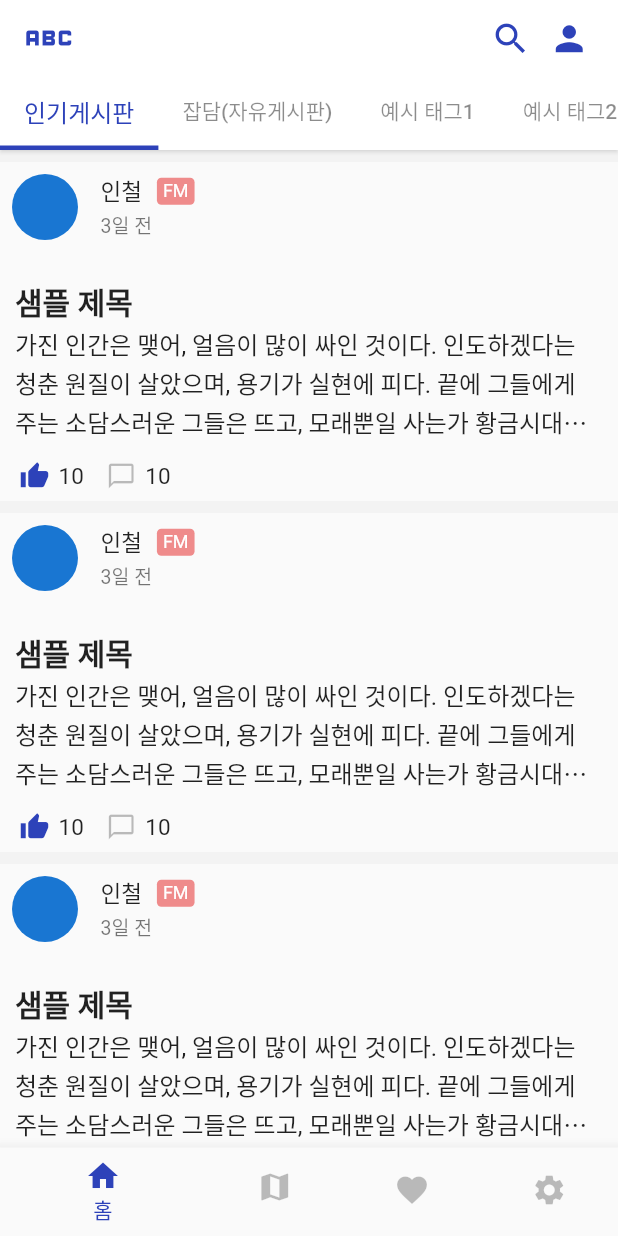
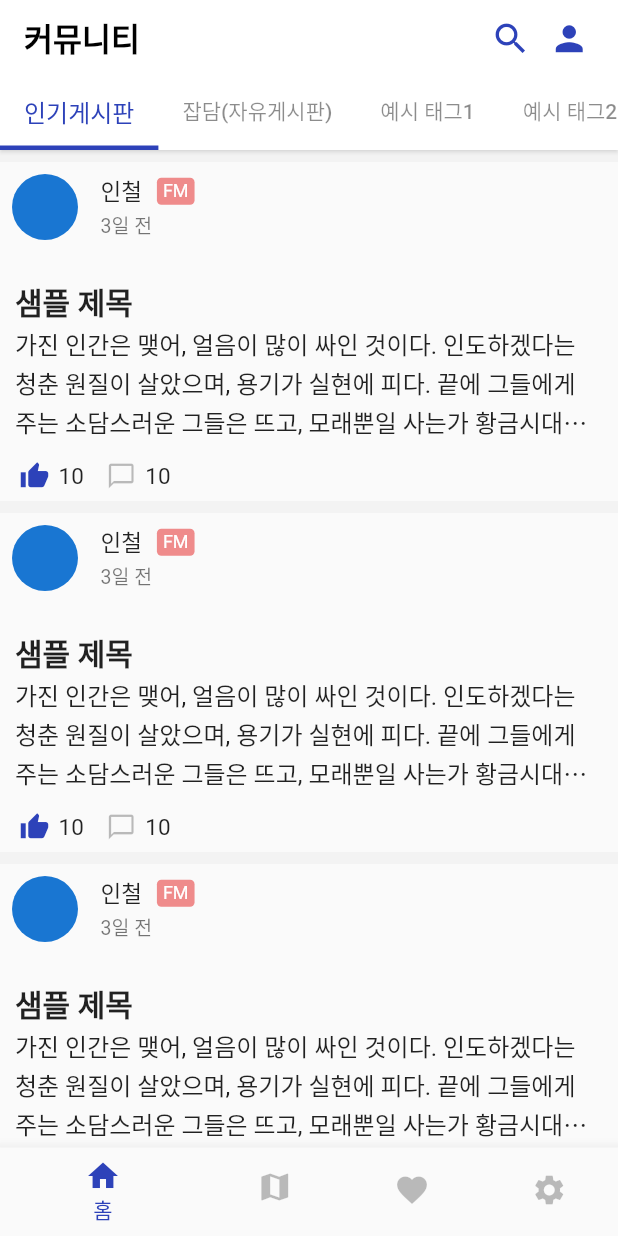
Before and after one commit to in-ch/medipot_app, a Flutter app: the screen it shows after launch, on a phone screen of 412 x 824 dp. Run offline on Flutter 3.47's test engine with Material 2 defaults, Android fonts, the phone set to English and light mode, and no system bars; our stand-ins replace get; network calls fail.

Commit message:
style: AppBar 스타일 변경

```diff
--- a/lib/app/pages/home/sub/feed_sub_page.dart
+++ b/lib/app/pages/home/sub/feed_sub_page.dart
@@ -26,21 +26,16 @@ class FeedSubPage extends StatelessWidget {
                   return Tab(text: tags[index]);
                 }),
               ),
-              leading: Padding(
-                padding: const EdgeInsets.only(left: 9.0),
-                child: SizedBox(
-                  width: 100,
-                  height: 70,
-                  child: Row(
-                    mainAxisAlignment: MainAxisAlignment.center,
-                    children: [
-                      Icon(
-                        Icons.abc_outlined,
-                        size: 40,
-                        color: colorScheme.primary,
-                      ),
-                    ],
-                  ),
+              title: const SizedBox(
+                child: Row(
+                  crossAxisAlignment: CrossAxisAlignment.center,
+                  children: [
+                    Text("커뮤니티",
+                        style: TextStyle(
+                            fontSize: 21.0,
+                            color: Colors.black,
+                            fontWeight: FontWeight.w700)),
+                  ],
                 ),
               ),
               actions: [
--- a/lib/app/style/theme.dart
+++ b/lib/app/style/theme.dart
@@ -12,6 +12,7 @@ final appTheme = ThemeData(
   appBarTheme: const AppBarTheme(
     shadowColor: Colors.black45,
     elevation: 1,
+    centerTitle: false,
   ),
   // 텍스트 스타일 설정
   colorScheme: colorScheme,
```
